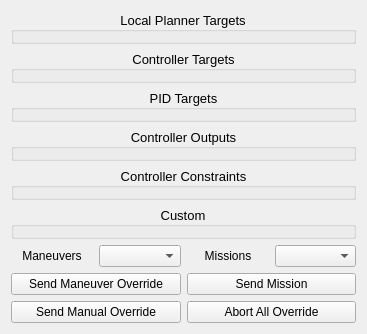
Old version of the form src/ground_station/src/Widgets/forms/WidgetManeuverPlanner.ui in the repository theilem/uavEE.
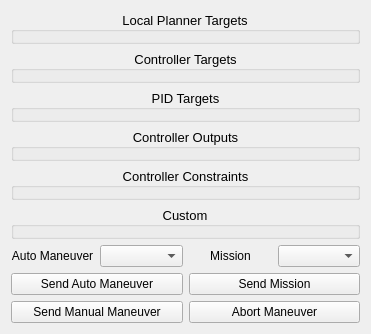
New version of the form.

The edit to the form file:
```diff
--- a/src/ground_station/src/Widgets/forms/WidgetManeuverPlanner.ui
+++ b/src/ground_station/src/Widgets/forms/WidgetManeuverPlanner.ui
@@ -6,7 +6,7 @@
    <rect>
     <x>0</x>
     <y>0</y>
-    <width>367</width>
+    <width>371</width>
     <height>305</height>
    </rect>
   </property>
@@ -123,7 +123,7 @@
          <item>
           <widget class="QLabel" name="maneuverLabel">
            <property name="text">
-            <string>Maneuvers</string>
+            <string>Auto Maneuver</string>
            </property>
            <property name="alignment">
             <set>Qt::AlignCenter</set>
@@ -140,7 +140,7 @@
          <item>
           <widget class="QLabel" name="missionLabel">
            <property name="text">
-            <string>Missions</string>
+            <string>Mission</string>
            </property>
            <property name="alignment">
             <set>Qt::AlignCenter</set>
@@ -162,7 +162,7 @@
        <item row="1" column="0">
         <widget class="QPushButton" name="sendManeuver">
          <property name="text">
-          <string>Send Maneuver Override</string>
+          <string>Send Auto Maneuver</string>
          </property>
         </widget>
        </item>
@@ -176,14 +176,14 @@
        <item row="2" column="0">
         <widget class="QPushButton" name="apply">
          <property name="text">
-          <string>Send Manual Override</string>
+          <string>Send Manual Maneuver</string>
          </property>
         </widget>
        </item>
        <item row="2" column="1">
         <widget class="QPushButton" name="abort">
          <property name="text">
-          <string>Abort All Override</string>
+          <string>Abort Maneuver</string>
          </property>
         </widget>
        </item>
```
